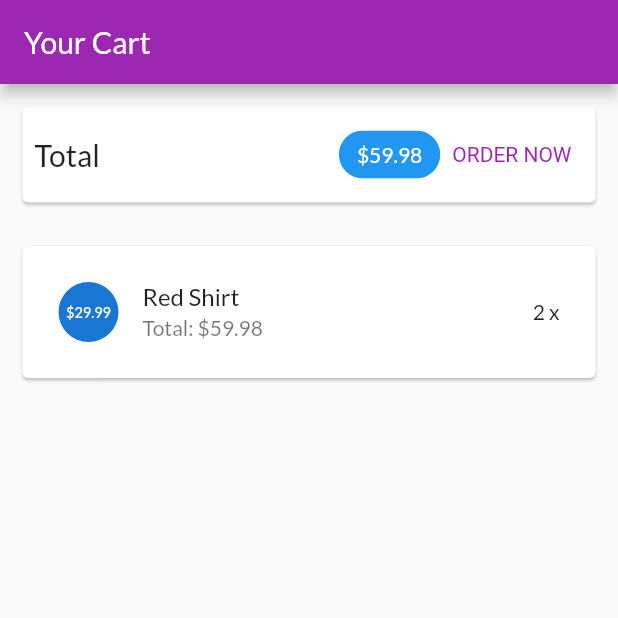
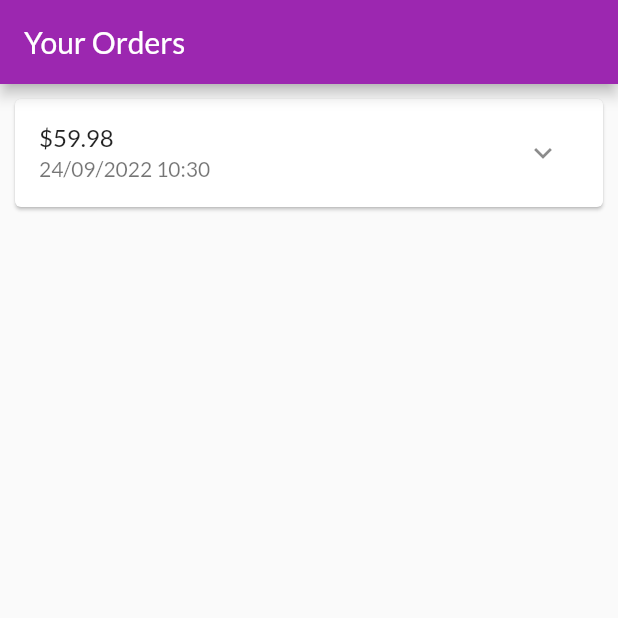
Before and after one commit to NguyenMinhTriB1910472/lab_PTUD, a Flutter app: the screen it shows after launch, on a phone screen of 412 x 824 dp, the top half of it. Run offline on Flutter 3.47's test engine with Material 2 defaults, Android fonts, the phone set to English and light mode, and no system bars.

Commit message:
Xay dung trang cac dat hang

```diff
--- a/lib/main.dart
+++ b/lib/main.dart
@@ -4,6 +4,7 @@
 import 'package:myshop/ui/products/product_overview_screen.dart';
 import 'package:myshop/ui/products/products_manager.dart';
 import 'package:myshop/ui/products/user_product_screen.dart';
+import 'order/orders_screen.dart';
 void main() {
   runApp(const MyApp());
 }
@@ -26,7 +27,7 @@
         ),
       ),
       home: const SafeArea(
-        child: CartScreen()
+        child: OrdersScreen(),
       ),
     );
   }
--- /dev/null
+++ b/lib/models/order_item.dart
@@ -0,0 +1,33 @@
+import 'cart_item.dart';
+
+class OrderItem {
+  final String? id;
+  final double amount;
+  final List<CartItem> products;
+  final DateTime dateTime;
+
+  int get productCount {
+    return products.length;
+  }
+
+  OrderItem({
+    this.id,
+    required this.amount,
+    required this.products,
+    DateTime? dateTime,
+  }) : dateTime = dateTime ?? DateTime.now();
+
+  OrderItem copyWith({
+    String? id,
+    double? amount,
+    List<CartItem>? products,
+    DateTime? dateTime,
+  }) {
+    return OrderItem(
+      id: id ?? this.id,
+      amount: amount ?? this.amount,
+      products: products ?? this.products,
+      dateTime: dateTime ?? this.dateTime,
+    );
+  }
+}
--- /dev/null
+++ b/lib/order/order_item_card.dart
@@ -0,0 +1,81 @@
+import 'dart:math';
+import 'package:intl/date_symbol_data_http_request.dart';
+import 'package:flutter/material.dart';
+import 'package:intl/intl.dart';
+import 'order_manager.dart';
+import '../../models/order_item.dart';
+
+class OrderItemCard extends StatefulWidget {
+  final OrderItem order;
+
+  const OrderItemCard(this.order, {super.key});
+
+  @override
+  State<OrderItemCard> createState() => _OrderItemCardState();
+}
+
+class _OrderItemCardState extends State<OrderItemCard> {
+  var _expanded = false;
+
+  @override
+  Widget build(BuildContext context) {
+    return Card(
+      margin: const EdgeInsets.all(10),
+      child: Column(
+        children: <Widget>[
+          buildOrderSummary(),
+          if (_expanded) buildOrderDetails()
+        ],
+      ),
+    );
+  }
+
+  Widget buildOrderDetails() {
+    return Container(
+      padding: const EdgeInsets.symmetric(horizontal: 15, vertical: 4),
+      height: min(widget.order.productCount * 20.0 + 10, 100),
+      child: ListView(
+        children: widget.order.products
+            .map(
+              (prod) => Row(
+                mainAxisAlignment: MainAxisAlignment.spaceBetween,
+                children: <Widget>[
+                  Text(
+                    prod.title,
+                    style: const TextStyle(
+                      fontSize: 18,
+                      fontWeight: FontWeight.bold,
+                    ),
+                  ),
+                  Text(
+                    '${prod.quantity}x \$${prod.price}',
+                    style: const TextStyle(
+                      fontSize: 18,
+                      color: Colors.grey,
+                    ),
+                  )
+                ],
+              ),
+            )
+            .toList(),
+      ),
+    );
+  }
+
+  Widget buildOrderSummary() {
+    return ListTile(
+      title: Text('\$${widget.order.amount}'),
+      subtitle: Text(
+        DateFormat('dd/MM/yyyy hh:mm').format(widget.order.dateTime),
+      ),
+      trailing: IconButton(
+        icon: Icon(_expanded ? Icons.expand_less : Icons.expand_more),
+        onPressed: () {
+          setState(() {
+            _expanded = !_expanded;
+          });
+        },
+      ),
+    );
+  }
+}
--- /dev/null
+++ b/lib/order/order_manager.dart
@@ -0,0 +1,30 @@
+import 'package:flutter/cupertino.dart';
+
+import '../../models/cart_item.dart';
+import '../../models/order_item.dart';
+
+class OrdersManager with ChangeNotifier {
+  final List<OrderItem> _orders = [
+    OrderItem(
+      id: 'o1',
+      amount: 59.98,
+      products: [
+        CartItem(
+          id: 'c1',
+          title: 'Red Shirt',
+          quantity: 2,
+          price: 29.99,
+        )
+      ],
+      dateTime: DateTime.now(),
+    )
+  ];
+
+  int get orderCount {
+    return _orders.length;
+  }
+
+  List<OrderItem> get orders {
+    return [..._orders];
+  }
+}
--- /dev/null
+++ b/lib/order/orders_screen.dart
@@ -0,0 +1,24 @@
+import 'package:flutter/material.dart';
+
+import 'order_item_card.dart';
+import 'order_manager.dart';
+
+class OrdersScreen extends StatelessWidget {
+  const OrdersScreen({super.key});
+
+  @override
+  Widget build(BuildContext context) {
+    print('building orders');
+    final ordersManager = OrdersManager();
+    return Scaffold(
+      appBar: AppBar(
+        title: const Text('Your Orders'),
+      ),
+      body: ListView.builder(
+        itemCount: ordersManager.orderCount,
+        itemBuilder: (context, index) =>
+            OrderItemCard(ordersManager.orders[index]),
+      ),
+    );
+  }
+}
--- a/pubspec.yaml
+++ b/pubspec.yaml
@@ -29,7 +29,7 @@
 dependencies:
   flutter:
     sdk: flutter
-
+  intl: ^0.17.0
 
   # The following adds the Cupertino Icons font to your application.
   # Use with the CupertinoIcons class for iOS style icons.
```
Also changed, not shown: pubspec.lock.
